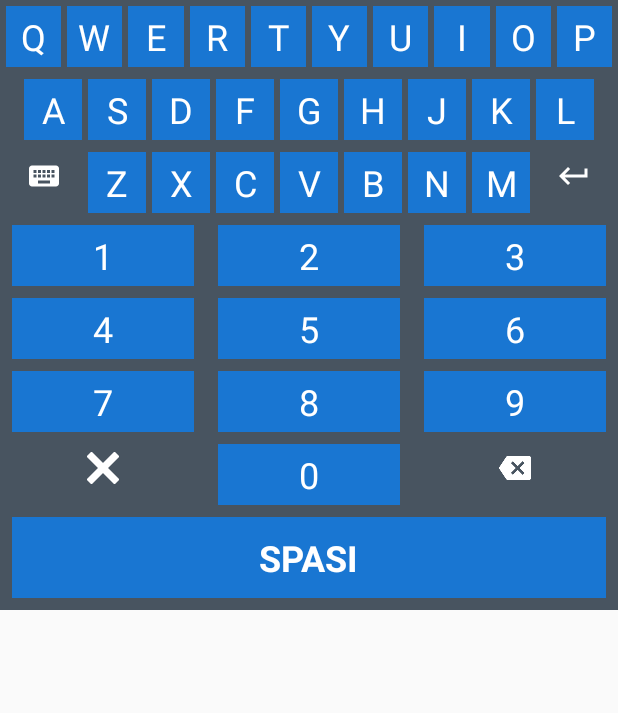
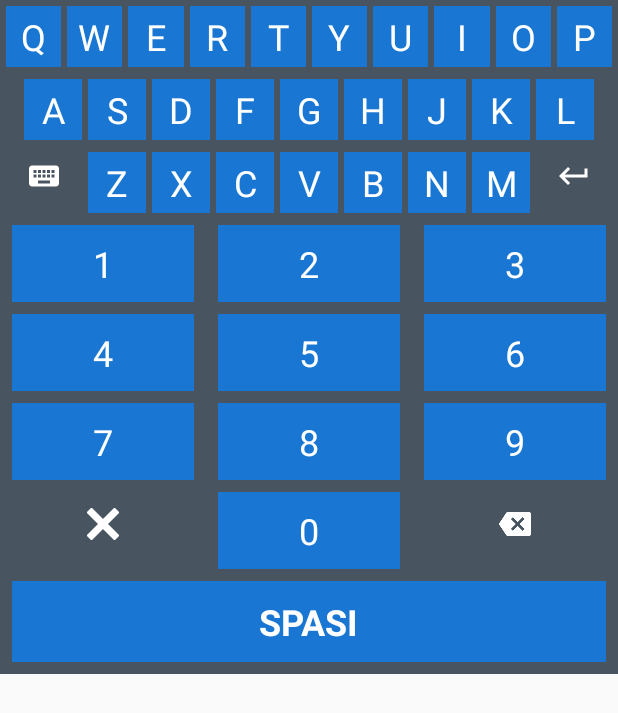
Before and after one commit to cvdigitalcreative/DataMatelKita, an Android app: the layout customkeyboard3.xml on its own in the app's theme, with its tools: preview values and no code run, on a phone screen of 412 x 824 dp. Shown: the top 713 px of the screen. Run offline under Robolectric (Android 15) with nearby library versions, the phone set to English and light mode, and no system bars.

Commit message:
Resizing keyboard
Keyboard change

```diff
--- a/app/src/main/res/layout/customkeyboard3.xml
+++ b/app/src/main/res/layout/customkeyboard3.xml
@@ -657,9 +657,9 @@
             android:layout_width="match_parent"
             android:layout_height="wrap_content"
             android:paddingStart="@dimen/padding_horizontal"
-            android:paddingTop="@dimen/padding_vertical"
+            android:paddingTop="@dimen/paddingText"
             android:paddingEnd="@dimen/padding_horizontal"
-            android:paddingBottom="@dimen/padding_vertical"
+            android:paddingBottom="@dimen/paddingText"
             android:text="1"
             android:textAlignment="center"
             android:textColor="@color/keyboardTextcolor"
@@ -682,9 +682,9 @@
             android:layout_width="match_parent"
             android:layout_height="wrap_content"
             android:paddingStart="@dimen/padding_horizontal"
-            android:paddingTop="@dimen/padding_vertical"
+            android:paddingTop="@dimen/paddingText"
             android:paddingEnd="@dimen/padding_horizontal"
-            android:paddingBottom="@dimen/padding_vertical"
+            android:paddingBottom="@dimen/paddingText"
             android:text="2"
             android:textAlignment="center"
             android:textColor="@color/keyboardTextcolor"
@@ -707,9 +707,9 @@
             android:layout_width="match_parent"
             android:layout_height="wrap_content"
             android:paddingStart="@dimen/padding_horizontal"
-            android:paddingTop="@dimen/padding_vertical"
+            android:paddingTop="@dimen/paddingText"
             android:paddingEnd="@dimen/padding_horizontal"
-            android:paddingBottom="@dimen/padding_vertical"
+            android:paddingBottom="@dimen/paddingText"
             android:text="3"
             android:textAlignment="center"
             android:textColor="@color/keyboardTextcolor"
@@ -733,9 +733,9 @@
             android:layout_width="match_parent"
             android:layout_height="wrap_content"
             android:paddingStart="@dimen/padding_horizontal"
-            android:paddingTop="@dimen/padding_vertical"
+            android:paddingTop="@dimen/paddingText"
             android:paddingEnd="@dimen/padding_horizontal"
-            android:paddingBottom="@dimen/padding_vertical"
+            android:paddingBottom="@dimen/paddingText"
             android:text="4"
             android:textAlignment="center"
             android:textColor="@color/keyboardTextcolor"
@@ -758,9 +758,9 @@
             android:layout_width="match_parent"
             android:layout_height="wrap_content"
             android:paddingStart="@dimen/padding_horizontal"
-            android:paddingTop="@dimen/padding_vertical"
+            android:paddingTop="@dimen/paddingText"
             android:paddingEnd="@dimen/padding_horizontal"
-            android:paddingBottom="@dimen/padding_vertical"
+            android:paddingBottom="@dimen/paddingText"
             android:text="5"
             android:textAlignment="center"
             android:textColor="@color/keyboardTextcolor"
@@ -783,9 +783,9 @@
             android:layout_width="match_parent"
             android:layout_height="wrap_content"
             android:paddingStart="@dimen/padding_horizontal"
-            android:paddingTop="@dimen/padding_vertical"
+            android:paddingTop="@dimen/paddingText"
             android:paddingEnd="@dimen/padding_horizontal"
-            android:paddingBottom="@dimen/padding_vertical"
+            android:paddingBottom="@dimen/paddingText"
             android:text="6"
             android:textAlignment="center"
             android:textColor="@color/keyboardTextcolor"
@@ -809,9 +809,9 @@
             android:layout_width="match_parent"
             android:layout_height="wrap_content"
             android:paddingStart="@dimen/padding_horizontal"
-            android:paddingTop="@dimen/padding_vertical"
+            android:paddingTop="@dimen/paddingText"
             android:paddingEnd="@dimen/padding_horizontal"
-            android:paddingBottom="@dimen/padding_vertical"
+            android:paddingBottom="@dimen/paddingText"
             android:text="7"
             android:textAlignment="center"
             android:textColor="@color/keyboardTextcolor"
@@ -834,9 +834,9 @@
             android:layout_width="match_parent"
             android:layout_height="wrap_content"
             android:paddingStart="@dimen/padding_horizontal"
-            android:paddingTop="@dimen/padding_vertical"
+            android:paddingTop="@dimen/paddingText"
             android:paddingEnd="@dimen/padding_horizontal"
-            android:paddingBottom="@dimen/padding_vertical"
+            android:paddingBottom="@dimen/paddingText"
             android:text="8"
             android:textAlignment="center"
             android:textColor="@color/keyboardTextcolor"
@@ -859,9 +859,9 @@
             android:layout_width="match_parent"
             android:layout_height="match_parent"
             android:paddingStart="@dimen/padding_horizontal"
-            android:paddingTop="@dimen/padding_vertical"
+            android:paddingTop="@dimen/paddingText"
             android:paddingEnd="@dimen/padding_horizontal"
-            android:paddingBottom="@dimen/padding_vertical"
+            android:paddingBottom="@dimen/paddingText"
             android:text="9"
             android:textAlignment="center"
             android:textColor="@color/keyboardTextcolor"
@@ -884,9 +884,9 @@
             android:layout_width="match_parent"
             android:layout_height="wrap_content"
             android:paddingStart="@dimen/padding_horizontal"
-            android:paddingTop="@dimen/padding_vertical"
+            android:paddingTop="@dimen/paddingText"
             android:paddingEnd="@dimen/padding_horizontal"
-            android:paddingBottom="@dimen/padding_vertical"
+            android:paddingBottom="@dimen/paddingText"
             android:src="@drawable/ic_delete"
             app:srcCompat="@drawable/ic_delete" />
     </LinearLayout>
@@ -907,9 +907,9 @@
             android:layout_width="match_parent"
             android:layout_height="wrap_content"
             android:paddingStart="@dimen/padding_horizontal"
-            android:paddingTop="@dimen/padding_vertical"
+            android:paddingTop="@dimen/paddingText"
             android:paddingEnd="@dimen/padding_horizontal"
-            android:paddingBottom="@dimen/padding_vertical"
+            android:paddingBottom="@dimen/paddingText"
             android:text="0"
             android:textAlignment="center"
             android:textColor="@color/keyboardTextcolor"
@@ -931,9 +931,9 @@
             android:layout_width="match_parent"
             android:layout_height="wrap_content"
             android:paddingStart="@dimen/padding_horizontal"
-            android:paddingTop="@dimen/padding_vertical"
+            android:paddingTop="@dimen/paddingText"
             android:paddingEnd="@dimen/padding_horizontal"
-            android:paddingBottom="@dimen/padding_vertical"
+            android:paddingBottom="@dimen/paddingText"
             android:src="@drawable/ic_backspace"
             app:srcCompat="@drawable/ic_backspace" />
     </LinearLayout>
```
Also changed, not shown: app/src/main/res/layout/customkeyboard2.xml (+20 -20 lines).
